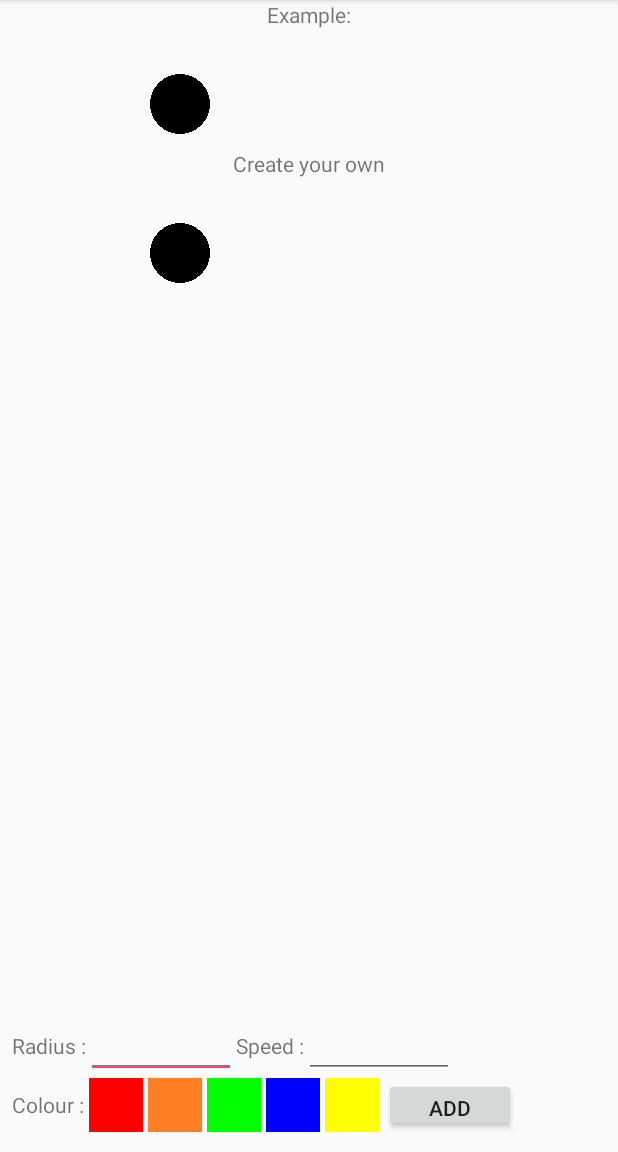
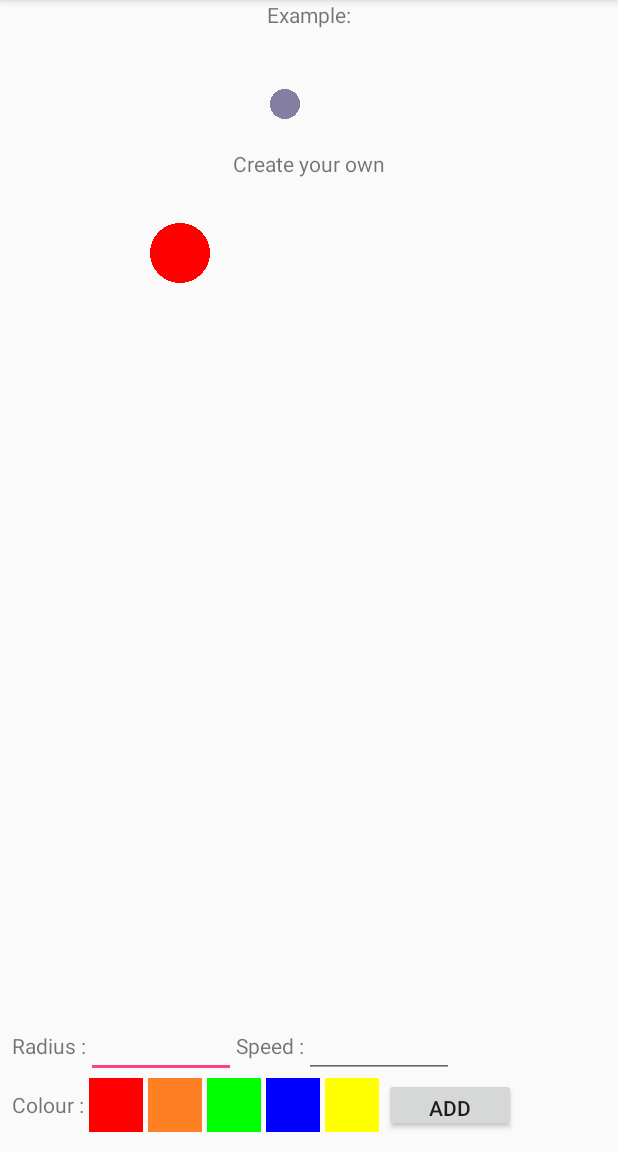
Before and after one commit to dailiang18bb/AndoridProject, an Android app: the screen it shows after launch (MainActivity), on a phone screen of 412 x 824 dp, the part 84-1236 px from its top. Run offline under Robolectric (Android 15) with nearby library versions, the phone set to English and light mode, and no system bars.

Commit message:
as far as I can do

```diff
--- a/CS639SpringHW4_LiangDai/app/src/main/java/com/example/android/cs639springhw4_liangdai/CircleAnimatoinView.java
+++ b/CS639SpringHW4_LiangDai/app/src/main/java/com/example/android/cs639springhw4_liangdai/CircleAnimatoinView.java
@@ -1,18 +1,16 @@
 package com.example.android.cs639springhw4_liangdai;
 
 import android.content.Context;
-import android.content.Intent;
 import android.content.res.Resources;
 import android.graphics.Canvas;
 import android.graphics.Color;
 import android.graphics.Paint;
-import android.graphics.PorterDuff;
 import android.graphics.drawable.ColorDrawable;
+import android.support.annotation.ColorInt;
 import android.support.annotation.Nullable;
 import android.util.AttributeSet;
 import android.util.TypedValue;
 import android.view.View;
-import android.widget.Toast;
 
 
 /**
@@ -25,11 +23,26 @@ public class CircleAnimatoinView extends View {
     private Paint mPaintAxis = new Paint();
     int mCircleX = dpToPx(50);
     int mCircleY = dpToPx(50);
+    int flag = 0;
+//    int radius,speed;
+//    String colour;
+
     int radius = dpToPx(20);
     int speed = dpToPx(10);
-    int colour = Color.BLACK;
-    int flag = 0;
+    int colour = Color.RED;
 
+
+    public void setCircleRadius(int radius) {
+        this.radius = dpToPx(radius);
+    }
+
+    public void setCircleColor(int color) {
+        this.colour = color;
+    }
+
+    public void setCircleSpeed(int speed) {
+        this.speed = dpToPx(speed);
+    }
 
 
     /**
@@ -37,9 +50,8 @@ public class CircleAnimatoinView extends View {
      */
     public void init(int colour) {
         mPaintAxis.setStrokeWidth(5);
-        mPaintAxis.setAntiAlias(false);                       //设置画笔为无锯齿
-        mPaintAxis.setColor(colour);                    //设置画笔颜色
-        //mPaintAxis.setStyle(Paint.Style.STROKE);                   //空心效果
+        mPaintAxis.setAntiAlias(false);
+        mPaintAxis.setColor(colour);
 
 
     }
@@ -48,17 +60,18 @@ public class CircleAnimatoinView extends View {
     @Override
     public void onDraw(Canvas canvas) {
         super.onDraw(canvas);
-
+        init(colour);
         canvas.drawCircle(mCircleX, mCircleY, radius, mPaintAxis);
         moveCircle(speed);
         invalidate();
+
 
     }
 
 
     public CircleAnimatoinView(Context context) {
         super(context);
-        init(colour);
+
 
     }
 
@@ -80,17 +93,15 @@ public class CircleAnimatoinView extends View {
     private void moveCircle(int speed) {
         if (flag == 0) {
             mCircleX = mCircleX + speed;
-            if (mCircleX == getWidth() - radius) flag = 1;
+            if (mCircleX >= getWidth() - radius) flag = 1;
         } else if (flag == 1) {
             mCircleX = mCircleX - speed;
-            if (mCircleX == radius) flag = 0;
+            if (mCircleX <= radius) flag = 0;
         }
     }
 
 
-    /**
-     * addButton
-     */
+
 
 
     public void addColorClickListeners() {
--- a/CS639SpringHW4_LiangDai/app/src/main/java/com/example/android/cs639springhw4_liangdai/MainActivity.java
+++ b/CS639SpringHW4_LiangDai/app/src/main/java/com/example/android/cs639springhw4_liangdai/MainActivity.java
@@ -1,11 +1,13 @@
 package com.example.android.cs639springhw4_liangdai;
 
+import android.graphics.Color;
 import android.graphics.PorterDuff;
 import android.graphics.drawable.ColorDrawable;
 import android.support.v7.app.AppCompatActivity;
 import android.os.Bundle;
 import android.view.View;
 import android.widget.Button;
+import android.widget.EditText;
 import android.widget.Toast;
 
 public class MainActivity extends AppCompatActivity {
@@ -14,6 +16,8 @@ public class MainActivity extends AppCompatActivity {
 
     CircleAnimatoinView mCircleView;
 
+    //circle mCircleExample = new circle("example");
+
 
 
     @Override
@@ -21,24 +25,29 @@ public class MainActivity extends AppCompatActivity {
         super.onCreate(savedInstanceState);
         setContentView(R.layout.activity_main);
 
-        mCircleView = findViewById(R.id.charles_circleView);
 
 
+        mCircleView = findViewById(R.id.charles_circleView);
+        mCircleView.setCircleColor(R.integer.example_colour);
+        mCircleView.setCircleRadius(Integer.parseInt(getString(R.string.example_radius)));
+        mCircleView.setCircleSpeed(Integer.parseInt(getString(R.string.example_speed)));
 
 
     }
 
-
-    public void addCircle(int mRadius, int mSpeed,int mColour){
+    /**
+     * addButton
+     */
+    public void addCircle(View view){
         CircleAnimatoinView mCircleView1;
         mCircleView1 = findViewById(R.id.myCircleView1);
 
+        EditText radiusEditText = (EditText) findViewById(R.id.radiusEditView);
+        EditText speedEditText = (EditText) findViewById(R.id.speedEditText);
 
-
-        //int viewBackgroundColor = ((ColorDrawable) view.getBackground()).getColor();
-
-
-
+        mCircleView1.setCircleColor(R.integer.example_colour);
+        mCircleView1.setCircleRadius(Integer.parseInt(radiusEditText.getText().toString()));
+        mCircleView1.setCircleSpeed(Integer.parseInt(speedEditText.getText().toString()));
 
     }
 
--- a/CS639SpringHW4_LiangDai/app/src/main/res/values/strings.xml
+++ b/CS639SpringHW4_LiangDai/app/src/main/res/values/strings.xml
@@ -1,7 +1,6 @@
 <resources>
     <string name="app_name">CS639SpringHW4_LiangDai</string>
-
-    <string name="example_radius">20</string>
-    <string name="example_speed">10</string>
-    <string name="example_colour">#000000</string>
+    <string name="example_radius">10</string>
+    <string name="example_speed">20</string>
+    <integer name="example_colour">0xFF0000FF</integer>
 </resources>
```
Also changed, not shown: CS639SpringHW4_LiangDai/app/src/main/java/com/example/android/cs639springhw4_liangdai/CircleCreationInterface.java (+6 -3 lines), CS639SpringHW4_LiangDai/app/src/main/java/com/example/android/cs639springhw4_liangdai/circle.java (+19 -1 lines).
